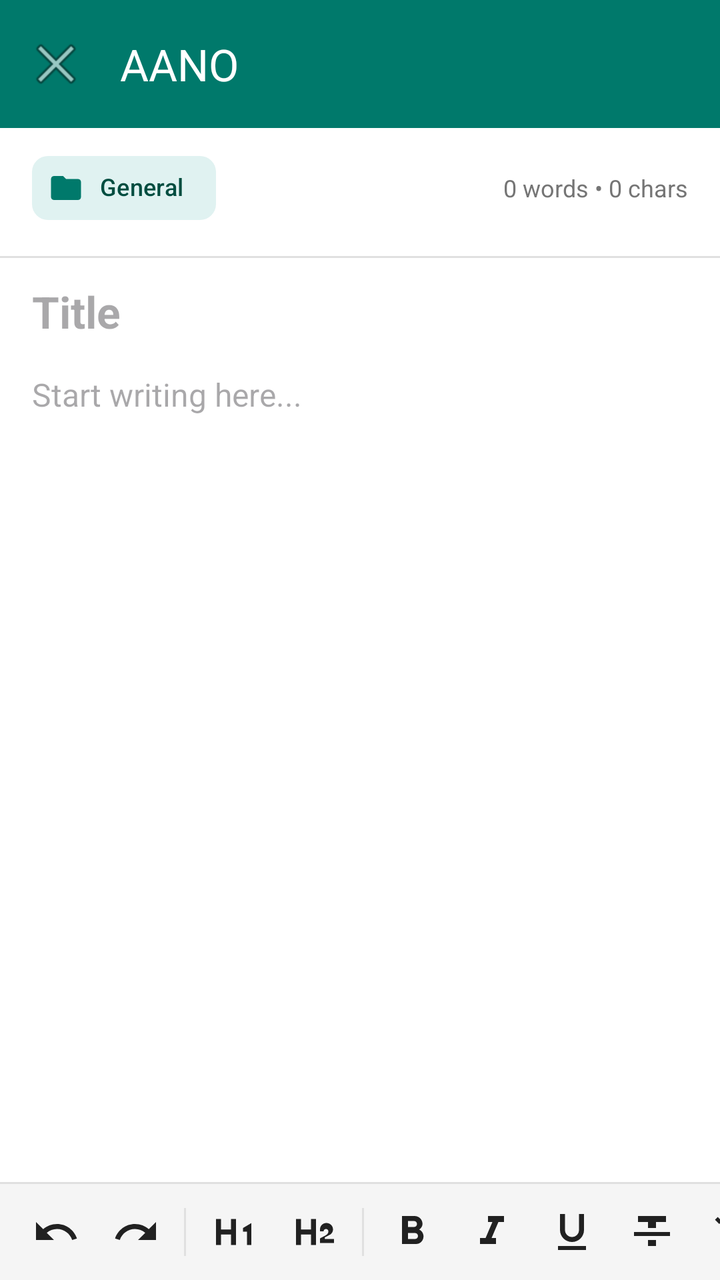
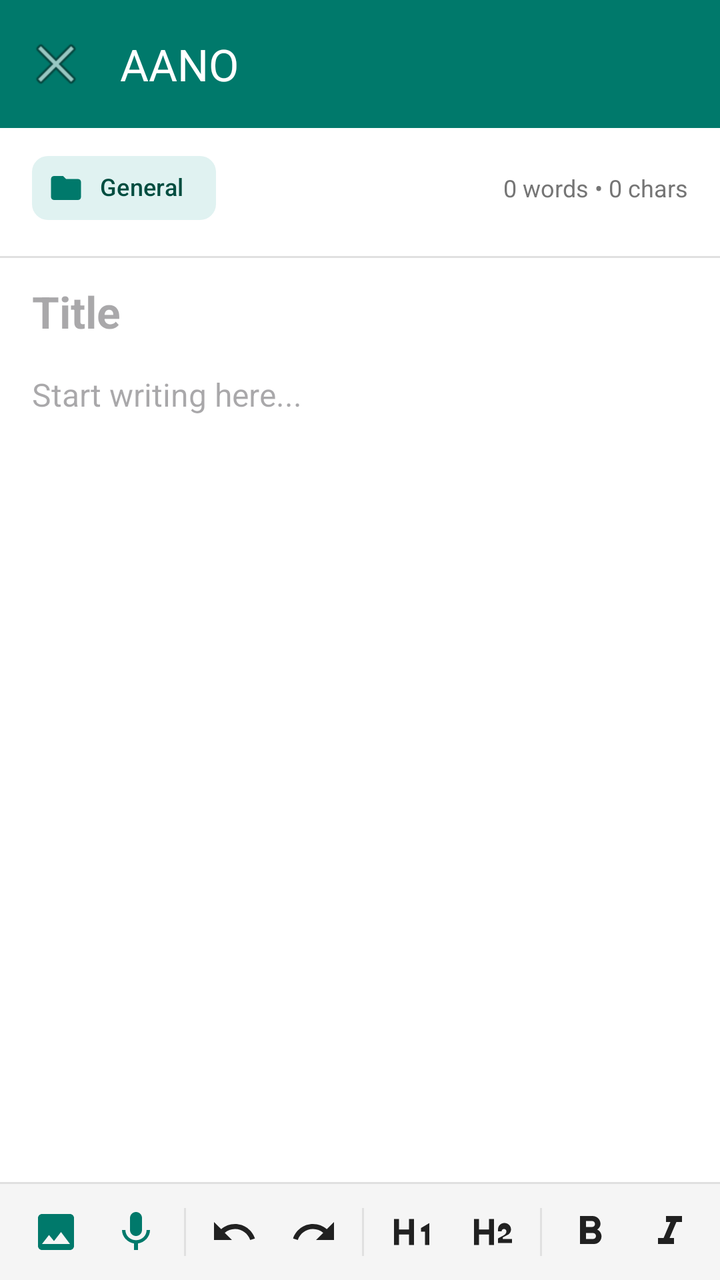

An Android layout rendered at two revisions. The XML below is the earlier revision; the diff shows what the commit changed to produce the second picture.
<!-- AndroidManifest.xml: application theme Theme.AANO -->
<!-- res/layout/activity_editor.xml -->
<?xml version="1.0" encoding="utf-8"?>
<LinearLayout xmlns:android="http://schemas.android.com/apk/res/android"
    xmlns:app="http://schemas.android.com/apk/res-auto"
    android:layout_width="match_parent"
    android:layout_height="match_parent"
    android:orientation="vertical"
    android:background="@color/surface">

    
    <com.google.android.material.appbar.MaterialToolbar
        android:id="@+id/toolbar"
        android:layout_width="match_parent"
        android:layout_height="?attr/actionBarSize"
        android:background="@color/brand"
        app:title="@string/app_name"
        app:titleTextColor="@color/surface"
        app:navigationIcon="@android:drawable/ic_menu_close_clear_cancel" />

    
    <LinearLayout
        android:layout_width="match_parent"
        android:layout_height="wrap_content"
        android:orientation="horizontal"
        android:gravity="center_vertical"
        android:paddingStart="16dp"
        android:paddingEnd="16dp"
        android:paddingTop="6dp"
        android:paddingBottom="2dp">

        <com.google.android.material.chip.Chip
            android:id="@+id/chipFolder"
            android:layout_width="wrap_content"
            android:layout_height="wrap_content"
            android:text="General"
            app:chipIcon="@drawable/ic_folder"
            app:chipIconTint="@color/brand"
            app:chipBackgroundColor="@color/brand_light"
            android:textColor="@color/brand_dark"
            app:chipStrokeWidth="0dp"
            android:textSize="12sp" />

        <View
            android:layout_width="0dp"
            android:layout_height="1dp"
            android:layout_weight="1" />

        <TextView
            android:id="@+id/tvWordCount"
            android:layout_width="wrap_content"
            android:layout_height="wrap_content"
            android:text="0 words • 0 chars"
            android:textColor="@color/text_secondary"
            android:textSize="12sp" />
    </LinearLayout>

    
    <HorizontalScrollView
        android:layout_width="match_parent"
        android:layout_height="wrap_content"
        android:paddingStart="8dp"
        android:paddingEnd="8dp"
        android:paddingTop="4dp"
        android:paddingBottom="4dp"
        android:scrollbars="none">

        <LinearLayout
            android:id="@+id/colorRow"
            android:layout_width="wrap_content"
            android:layout_height="wrap_content"
            android:orientation="horizontal" />
    </HorizontalScrollView>

    <View
        android:layout_width="match_parent"
        android:layout_height="1dp"
        android:background="@color/divider_color" />

    
    <EditText
        android:id="@+id/noteTitle"
        android:layout_width="match_parent"
        android:layout_height="wrap_content"
        android:hint="@string/note_title_hint"
        android:importantForAutofill="no"
        android:inputType="textCapSentences"
        android:background="@null"
        android:paddingStart="16dp"
        android:paddingEnd="16dp"
        android:paddingTop="12dp"
        android:paddingBottom="8dp"
        android:textColor="@color/on_surface"
        android:textSize="22sp"
        android:textStyle="bold" />

    
    <EditText
        android:id="@+id/noteContent"
        android:layout_width="match_parent"
        android:layout_height="0dp"
        android:layout_weight="1"
        android:gravity="top"
        android:hint="@string/note_content_hint"
        android:importantForAutofill="no"
        android:inputType="textMultiLine|textCapSentences"
        android:lineSpacingMultiplier="1.25"
        android:background="@null"
        android:paddingStart="16dp"
        android:paddingEnd="16dp"
        android:paddingTop="8dp"
        android:paddingBottom="16dp"
        android:textColor="@color/on_surface"
        android:textSize="16sp" />

    
    <View
        android:layout_width="match_parent"
        android:layout_height="1dp"
        android:background="@color/divider_color" />

    <HorizontalScrollView
        android:id="@+id/formattingToolbar"
        android:layout_width="match_parent"
        android:layout_height="48dp"
        android:background="@color/toolbar_bg"
        android:scrollbars="none">

        <LinearLayout
            android:layout_width="wrap_content"
            android:layout_height="match_parent"
            android:orientation="horizontal"
            android:gravity="center_vertical"
            android:paddingStart="8dp"
            android:paddingEnd="8dp">

            <ImageButton
                android:id="@+id/btnUndo"
                android:layout_width="40dp"
                android:layout_height="40dp"
                android:background="?attr/selectableItemBackgroundBorderless"
                android:contentDescription="Undo"
                android:src="@drawable/ic_undo"
                app:tint="@color/on_surface" />

            <ImageButton
                android:id="@+id/btnRedo"
                android:layout_width="40dp"
                android:layout_height="40dp"
                android:background="?attr/selectableItemBackgroundBorderless"
                android:contentDescription="Redo"
                android:src="@drawable/ic_redo"
                app:tint="@color/on_surface" />

            <View
                android:layout_width="1dp"
                android:layout_height="24dp"
                android:layout_marginStart="4dp"
                android:layout_marginEnd="4dp"
                android:background="@color/divider_color" />

            <ImageButton
                android:id="@+id/btnH1"
                android:layout_width="40dp"
                android:layout_height="40dp"
                android:background="?attr/selectableItemBackgroundBorderless"
                android:contentDescription="Heading 1"
                android:src="@drawable/ic_format_h1"
                app:tint="@color/on_surface" />

            <ImageButton
                android:id="@+id/btnH2"
                android:layout_width="40dp"
                android:layout_height="40dp"
                android:background="?attr/selectableItemBackgroundBorderless"
                android:contentDescription="Heading 2"
                android:src="@drawable/ic_format_h2"
                app:tint="@color/on_surface" />

            <View
                android:layout_width="1dp"
                android:layout_height="24dp"
                android:layout_marginStart="4dp"
                android:layout_marginEnd="4dp"
                android:background="@color/divider_color" />

            <ImageButton
                android:id="@+id/btnBold"
                android:layout_width="40dp"
                android:layout_height="40dp"
                android:background="?attr/selectableItemBackgroundBorderless"
                android:contentDescription="Bold"
                android:src="@drawable/ic_format_bold"
                app:tint="@color/on_surface" />

            <ImageButton
                android:id="@+id/btnItalic"
                android:layout_width="40dp"
                android:layout_height="40dp"
                android:background="?attr/selectableItemBackgroundBorderless"
                android:contentDescription="Italic"
                android:src="@drawable/ic_format_italic"
                app:tint="@color/on_surface" />

            <ImageButton
                android:id="@+id/btnUnderline"
                android:layout_width="40dp"
                android:layout_height="40dp"
                android:background="?attr/selectableItemBackgroundBorderless"
                android:contentDescription="Underline"
                android:src="@drawable/ic_format_underline"
                app:tint="@color/on_surface" />

            <ImageButton
                android:id="@+id/btnStrikethrough"
                android:layout_width="40dp"
                android:layout_height="40dp"
                android:background="?attr/selectableItemBackgroundBorderless"
                android:contentDescription="Strikethrough"
                android:src="@drawable/ic_format_strikethrough"
                app:tint="@color/on_surface" />

            <ImageButton
                android:id="@+id/btnHighlight"
                android:layout_width="40dp"
                android:layout_height="40dp"
                android:background="?attr/selectableItemBackgroundBorderless"
                android:contentDescription="Highlight"
                android:src="@drawable/ic_format_highlight"
                app:tint="@color/on_surface" />

            <ImageButton
                android:id="@+id/btnTextColor"
                android:layout_width="40dp"
                android:layout_height="40dp"
                android:background="?attr/selectableItemBackgroundBorderless"
                android:contentDescription="Text Color"
                android:src="@drawable/ic_format_color_text"
                app:tint="@color/on_surface" />

            <View
                android:layout_width="1dp"
                android:layout_height="24dp"
                android:layout_marginStart="4dp"
                android:layout_marginEnd="4dp"
                android:background="@color/divider_color" />

            <ImageButton
                android:id="@+id/btnBullet"
                android:layout_width="40dp"
                android:layout_height="40dp"
                android:background="?attr/selectableItemBackgroundBorderless"
                android:contentDescription="Bullet list"
                android:src="@drawable/ic_format_list_bulleted"
                app:tint="@color/on_surface" />

        </LinearLayout>
    </HorizontalScrollView>

</LinearLayout>
<!-- resources referenced by this layout -->
<resources>
  <color name="brand">#00796B</color>
  <color name="brand_dark">#004D40</color>
  <color name="brand_light">#E0F2F1</color>
  <color name="divider_color">#E0E0E0</color>
  <color name="on_surface">#212121</color>
  <color name="surface">#FFFFFF</color>
  <color name="text_secondary">#757575</color>
  <color name="toolbar_bg">#F5F5F5</color>
  <!-- drawable ic_format_italic (drawable) -->
  <vector xmlns:android="http://schemas.android.com/apk/res/android"
      android:width="24dp"
      android:height="24dp"
      android:viewportWidth="24"
      android:viewportHeight="24">
    <path
        android:fillColor="#FF212121"
        android:pathData="M10,4v3h2.21l-3.42,8H6v3h8v-3h-2.21l3.42,-8H18V4z"/>
  </vector>
  <!-- drawable ic_format_strikethrough (drawable) -->
  <vector xmlns:android="http://schemas.android.com/apk/res/android"
      android:width="24dp"
      android:height="24dp"
      android:viewportWidth="24"
      android:viewportHeight="24">
    <path
        android:fillColor="#FF212121"
        android:pathData="M10,19h4v-3h-4v3zM5,4v3h5v3h4V7h5V4H5zM3,14h18v-2H3v2z"/>
  </vector>
  <string name="app_name">AANO</string>
  <string name="note_content_hint">Start writing here...</string>
  <string name="note_title_hint">Title</string>
  <style name="Theme.AANO" parent="Theme.Material3.DayNight.NoActionBar">
          <item name="colorPrimary">@color/brand</item>
          <item name="colorPrimaryDark">@color/brand_dark</item>
          <item name="colorOnPrimary">@color/surface</item>
          <item name="android:statusBarColor">@color/brand_dark</item>
      </style>
  <!-- unchanged entries left out for length: 10 -->
</resources>

<!-- the commit's change to res/layout/activity_editor.xml (unified diff, before → after) -->
@@ -38,6 +38,20 @@
             android:textColor="@color/brand_dark"
             app:chipStrokeWidth="0dp"
             android:textSize="12sp" />
+
+        <com.google.android.material.chip.Chip
+            android:id="@+id/chipLocal"
+            android:layout_width="wrap_content"
+            android:layout_height="wrap_content"
+            android:layout_marginStart="6dp"
+            android:text="📱 Local"
+            app:chipIcon="@drawable/ic_local"
+            app:chipIconTint="@color/brand"
+            app:chipBackgroundColor="@color/brand_light"
+            android:textColor="@color/brand_dark"
+            app:chipStrokeWidth="0dp"
+            android:textSize="12sp"
+            android:visibility="gone" />
 
         <View
             android:layout_width="0dp"
@@ -91,6 +105,117 @@
         android:textColor="@color/on_surface"
         android:textSize="22sp"
         android:textStyle="bold" />
+
+    
+    <HorizontalScrollView
+        android:id="@+id/imagesScrollView"
+        android:layout_width="match_parent"
+        android:layout_height="wrap_content"
+        android:paddingStart="12dp"
+        android:paddingEnd="12dp"
+        android:paddingVertical="4dp"
+        android:scrollbars="none"
+        android:visibility="gone">
+
+        <LinearLayout
+            android:id="@+id/imagesContainer"
+            android:layout_width="wrap_content"
+            android:layout_height="wrap_content"
+            android:orientation="horizontal" />
+    </HorizontalScrollView>
+
+    
+    <LinearLayout
+        android:id="@+id/voiceMemoBar"
+        android:layout_width="match_parent"
+        android:layout_height="wrap_content"
+        android:orientation="horizontal"
+        android:gravity="center_vertical"
+        android:paddingHorizontal="14dp"
+        android:paddingVertical="8dp"
+        android:background="@color/brand_light"
+        android:layout_marginHorizontal="12dp"
+        android:layout_marginVertical="4dp"
+        android:visibility="gone">
+
+        <ImageView
+            android:id="@+id/btnVoicePlayPause"
+            android:layout_width="32dp"
+            android:layout_height="32dp"
+            android:background="?attr/selectableItemBackgroundBorderless"
+            android:clickable="true"
+            android:focusable="true"
+            android:padding="4dp"
+            android:src="@drawable/ic_play"
+            app:tint="@color/brand"
+            android:contentDescription="Play/Pause Voice" />
+
+        <TextView
+            android:id="@+id/tvVoiceTimer"
+            android:layout_width="0dp"
+            android:layout_height="wrap_content"
+            android:layout_weight="1"
+            android:layout_marginStart="10dp"
+            android:text="Voice Memo (00:00)"
+            android:textColor="@color/brand_dark"
+            android:textStyle="bold"
+            android:textSize="13sp" />
+
+        <ImageView
+            android:id="@+id/btnVoiceDelete"
+            android:layout_width="28dp"
+            android:layout_height="28dp"
+            android:background="?attr/selectableItemBackgroundBorderless"
+            android:clickable="true"
+            android:focusable="true"
+            android:padding="4dp"
+            android:src="@drawable/ic_trash"
+            app:tint="@color/brand"
+            android:contentDescription="Delete Voice Memo" />
+    </LinearLayout>
+
+    
+    <LinearLayout
+        android:id="@+id/recordingLiveBar"
+        android:layout_width="match_parent"
+        android:layout_height="wrap_content"
+        android:orientation="horizontal"
+        android:gravity="center_vertical"
+        android:paddingHorizontal="14dp"
+        android:paddingVertical="8dp"
+        android:background="#FFEBEE"
+        android:layout_marginHorizontal="12dp"
+        android:layout_marginVertical="4dp"
+        android:visibility="gone">
+
+        <ImageView
+            android:layout_width="22dp"
+            android:layout_height="22dp"
+            android:src="@drawable/ic_mic"
+            app:tint="#D32F2F"
+            android:contentDescription="Recording Active" />
+
+        <TextView
+            android:id="@+id/tvRecordingDuration"
+            android:layout_width="0dp"
+            android:layout_height="wrap_content"
+            android:layout_weight="1"
+            android:layout_marginStart="10dp"
+            android:text="Recording Voice... 00:00"
+            android:textColor="#D32F2F"
+            android:textStyle="bold"
+            android:textSize="13sp" />
+
+        <TextView
+            android:id="@+id/btnStopRecording"
+            android:layout_width="wrap_content"
+            android:layout_height="wrap_content"
+            android:text="■ Stop &amp; Save"
+            android:textColor="#D32F2F"
+            android:textStyle="bold"
+            android:textSize="13sp"
+            android:padding="6dp" />
+    </LinearLayout>
 
     
     <EditText
@@ -133,22 +258,22 @@
             android:paddingEnd="8dp">
 
             <ImageButton
-                android:id="@+id/btnUndo"
-                android:layout_width="40dp"
-                android:layout_height="40dp"
-                android:background="?attr/selectableItemBackgroundBorderless"
-                android:contentDescription="Undo"
-                android:src="@drawable/ic_undo"
-                app:tint="@color/on_surface" />
-
-            <ImageButton
-                android:id="@+id/btnRedo"
-                android:layout_width="40dp"
-                android:layout_height="40dp"
-                android:background="?attr/selectableItemBackgroundBorderless"
-                android:contentDescription="Redo"
-                android:src="@drawable/ic_redo"
-                app:tint="@color/on_surface" />
+                android:id="@+id/btnAddImage"
+                android:layout_width="40dp"
+                android:layout_height="40dp"
+                android:background="?attr/selectableItemBackgroundBorderless"
+                android:contentDescription="Add Photo"
+                android:src="@drawable/ic_image"
+                app:tint="@color/brand" />
+
+            <ImageButton
+                android:id="@+id/btnRecordVoice"
+                android:layout_width="40dp"
+                android:layout_height="40dp"
+                android:background="?attr/selectableItemBackgroundBorderless"
+                android:contentDescription="Record Voice"
+                android:src="@drawable/ic_mic"
+                app:tint="@color/brand" />
 
             <View
                 android:layout_width="1dp"
@@ -158,21 +283,21 @@
                 android:background="@color/divider_color" />
 
             <ImageButton
-                android:id="@+id/btnH1"
-                android:layout_width="40dp"
-                android:layout_height="40dp"
-                android:background="?attr/selectableItemBackgroundBorderless"
-                android:contentDescription="Heading 1"
-                android:src="@drawable/ic_format_h1"
-                app:tint="@color/on_surface" />
-
-            <ImageButton
-                android:id="@+id/btnH2"
-                android:layout_width="40dp"
-                android:layout_height="40dp"
-                android:background="?attr/selectableItemBackgroundBorderless"
-                android:contentDescription="Heading 2"
-                android:src="@drawable/ic_format_h2"
+                android:id="@+id/btnUndo"
+                android:layout_width="40dp"
+                android:layout_height="40dp"
+                android:background="?attr/selectableItemBackgroundBorderless"
+                android:contentDescription="Undo"
+                android:src="@drawable/ic_undo"
+                app:tint="@color/on_surface" />
+
+            <ImageButton
+                android:id="@+id/btnRedo"
+                android:layout_width="40dp"
+                android:layout_height="40dp"
+                android:background="?attr/selectableItemBackgroundBorderless"
+                android:contentDescription="Redo"
+                android:src="@drawable/ic_redo"
                 app:tint="@color/on_surface" />
 
             <View
@@ -183,57 +308,21 @@
                 android:background="@color/divider_color" />
 
             <ImageButton
-                android:id="@+id/btnBold"
-                android:layout_width="40dp"
-                android:layout_height="40dp"
-                android:background="?attr/selectableItemBackgroundBorderless"
-                android:contentDescription="Bold"
-                android:src="@drawable/ic_format_bold"
-                app:tint="@color/on_surface" />
-
-            <ImageButton
-                android:id="@+id/btnItalic"
-                android:layout_width="40dp"
-                android:layout_height="40dp"
-                android:background="?attr/selectableItemBackgroundBorderless"
-                android:contentDescription="Italic"
-                android:src="@drawable/ic_format_italic"
-                app:tint="@color/on_surface" />
-
-            <ImageButton
-                android:id="@+id/btnUnderline"
-                android:layout_width="40dp"
-                android:layout_height="40dp"
-                android:background="?attr/selectableItemBackgroundBorderless"
-                android:contentDescription="Underline"
-                android:src="@drawable/ic_format_underline"
-                app:tint="@color/on_surface" />
-
-            <ImageButton
-                android:id="@+id/btnStrikethrough"
-                android:layout_width="40dp"
-                android:layout_height="40dp"
-                android:background="?attr/selectableItemBackgroundBorderless"
-                android:contentDescription="Strikethrough"
-                android:src="@drawable/ic_format_strikethrough"
-                app:tint="@color/on_surface" />
-
-            <ImageButton
-                android:id="@+id/btnHighlight"
-                android:layout_width="40dp"
-                android:layout_height="40dp"
-                android:background="?attr/selectableItemBackgroundBorderless"
-                android:contentDescription="Highlight"
-                android:src="@drawable/ic_format_highlight"
-                app:tint="@color/on_surface" />
-
-            <ImageButton
-                android:id="@+id/btnTextColor"
-                android:layout_width="40dp"
-                android:layout_height="40dp"
-                android:background="?attr/selectableItemBackgroundBorderless"
-                android:contentDescription="Text Color"
-                android:src="@drawable/ic_format_color_text"
+                android:id="@+id/btnH1"
+                android:layout_width="40dp"
+                android:layout_height="40dp"
+                android:background="?attr/selectableItemBackgroundBorderless"
+                android:contentDescription="Heading 1"
+                android:src="@drawable/ic_format_h1"
+                app:tint="@color/on_surface" />
+
+            <ImageButton
+                android:id="@+id/btnH2"
+                android:layout_width="40dp"
+                android:layout_height="40dp"
+                android:background="?attr/selectableItemBackgroundBorderless"
+                android:contentDescription="Heading 2"
+                android:src="@drawable/ic_format_h2"
                 app:tint="@color/on_surface" />
 
             <View
@@ -244,6 +333,67 @@
                 android:background="@color/divider_color" />
 
             <ImageButton
+                android:id="@+id/btnBold"
+                android:layout_width="40dp"
+                android:layout_height="40dp"
+                android:background="?attr/selectableItemBackgroundBorderless"
+                android:contentDescription="Bold"
+                android:src="@drawable/ic_format_bold"
+                app:tint="@color/on_surface" />
+
+            <ImageButton
+                android:id="@+id/btnItalic"
+                android:layout_width="40dp"
+                android:layout_height="40dp"
+                android:background="?attr/selectableItemBackgroundBorderless"
+                android:contentDescription="Italic"
+                android:src="@drawable/ic_format_italic"
+                app:tint="@color/on_surface" />
+
+            <ImageButton
+                android:id="@+id/btnUnderline"
+                android:layout_width="40dp"
+                android:layout_height="40dp"
+                android:background="?attr/selectableItemBackgroundBorderless"
+                android:contentDescription="Underline"
+                android:src="@drawable/ic_format_underline"
+                app:tint="@color/on_surface" />
+
+            <ImageButton
+                android:id="@+id/btnStrikethrough"
+                android:layout_width="40dp"
+                android:layout_height="40dp"
+                android:background="?attr/selectableItemBackgroundBorderless"
+                android:contentDescription="Strikethrough"
+                android:src="@drawable/ic_format_strikethrough"
+                app:tint="@color/on_surface" />
+
+            <ImageButton
+                android:id="@+id/btnHighlight"
+                android:layout_width="40dp"
+                android:layout_height="40dp"
+                android:background="?attr/selectableItemBackgroundBorderless"
+                android:contentDescription="Highlight"
+                android:src="@drawable/ic_format_highlight"
+                app:tint="@color/on_surface" />
+
+            <ImageButton
+                android:id="@+id/btnTextColor"
+                android:layout_width="40dp"
+                android:layout_height="40dp"
+                android:background="?attr/selectableItemBackgroundBorderless"
+                android:contentDescription="Text Color"
+                android:src="@drawable/ic_format_color_text"
+                app:tint="@color/on_surface" />
+
+            <View
+                android:layout_width="1dp"
+                android:layout_height="24dp"
+                android:layout_marginStart="4dp"
+                android:layout_marginEnd="4dp"
+                android:background="@color/divider_color" />
+
+            <ImageButton
                 android:id="@+id/btnBullet"
                 android:layout_width="40dp"
                 android:layout_height="40dp"
<!-- resource entries referenced after the edit -->
@@ -28,6 +28,56 @@
         android:fillColor="#FF212121"
         android:pathData="M10,19h4v-3h-4v3zM5,4v3h5v3h4V7h5V4H5zM3,14h18v-2H3v2z"/>
   </vector>
+  <!-- drawable ic_image (drawable) -->
+  <vector xmlns:android="http://schemas.android.com/apk/res/android"
+      android:width="24dp"
+      android:height="24dp"
+      android:viewportWidth="24"
+      android:viewportHeight="24">
+    <path
+        android:fillColor="#FFFFFFFF"
+        android:pathData="M21,19V5c0,-1.1 -0.9,-2 -2,-2H5c-1.1,0 -2,0.9 -2,2v14c0,1.1 0.9,2 2,2h14c1.1,0 2,-0.9 2,-2zM8.5,13.5l2.5,3.01L14.5,12l4.5,6H5l3.5,-4.5z"/>
+  </vector>
+  <!-- drawable ic_local (drawable) -->
+  <vector xmlns:android="http://schemas.android.com/apk/res/android"
+      android:width="24dp"
+      android:height="24dp"
+      android:viewportWidth="24"
+      android:viewportHeight="24">
+    <path
+        android:fillColor="#FFFFFFFF"
+        android:pathData="M17,1.01L7,1c-1.1,0 -2,0.9 -2,2v18c0,1.1 0.9,2 2,2h10c1.1,0 2,-0.9 2,-2V3c0,-1.1 -0.9,-1.99 -2,-1.99zM17,19H7V5h10v14zM12,18c0.55,0 1,-0.45 1,-1s-0.45,-1 -1,-1 -1,0.45 -1,1 0.45,1 1,1z"/>
+  </vector>
+  <!-- drawable ic_mic (drawable) -->
+  <vector xmlns:android="http://schemas.android.com/apk/res/android"
+      android:width="24dp"
+      android:height="24dp"
+      android:viewportWidth="24"
+      android:viewportHeight="24">
+    <path
+        android:fillColor="#FFFFFFFF"
+        android:pathData="M12,14c1.66,0 2.99,-1.34 2.99,-3L15,5c0,-1.66 -1.34,-3 -3,-3S9,3.34 9,5v6c0,1.66 1.34,3 3,3zm5.3,-3c0,3 -2.54,5.1 -5.3,5.1S6.7,14 6.7,11H5c0,3.41 2.72,6.23 6,6.72V21h2v-3.28c3.28,-0.48 6,-3.3 6,-6.72h-1.7z"/>
+  </vector>
+  <!-- drawable ic_play (drawable) -->
+  <vector xmlns:android="http://schemas.android.com/apk/res/android"
+      android:width="24dp"
+      android:height="24dp"
+      android:viewportWidth="24"
+      android:viewportHeight="24">
+    <path
+        android:fillColor="#FFFFFFFF"
+        android:pathData="M8,5v14l11,-7z"/>
+  </vector>
+  <!-- drawable ic_trash (drawable) -->
+  <vector xmlns:android="http://schemas.android.com/apk/res/android"
+      android:width="24dp"
+      android:height="24dp"
+      android:viewportWidth="24"
+      android:viewportHeight="24">
+      <path
+          android:fillColor="#FFFFFFFF"
+          android:pathData="M6,19c0,1.1 0.9,2 2,2h8c1.1,0 2,-0.9 2,-2V7H6v12zM19,4h-3.5l-1,-1h-5l-1,1H5v2h14V4z" />
+  </vector>
   <string name="app_name">AANO</string>
   <string name="note_content_hint">Start writing here...</string>
   <string name="note_title_hint">Title</string>
